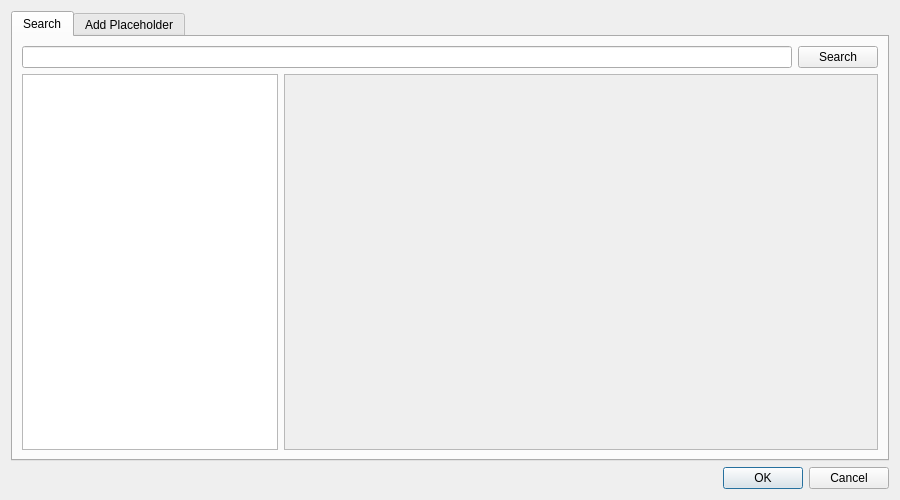
birkeh/qtMultimediaDB, file cmoviesearch.ui: the form before one commit.
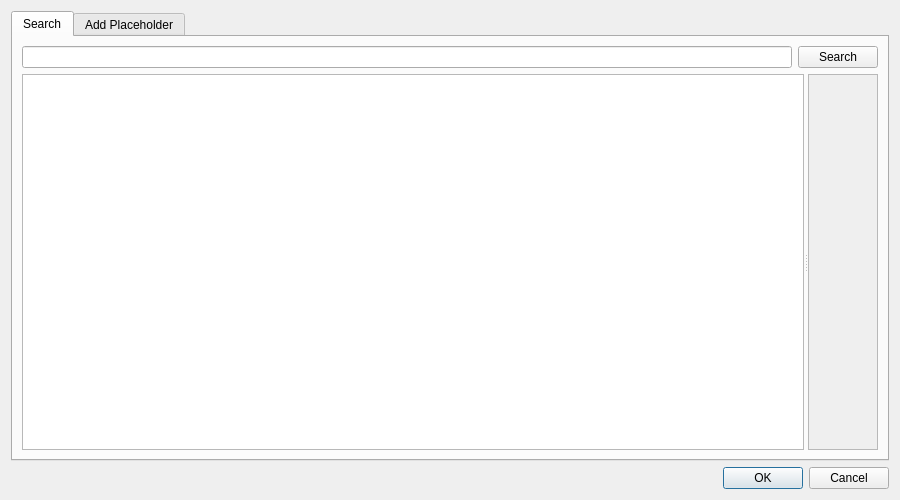
The form after the commit. Custom widgets are drawn as their Qt base class.

Patch:
```diff
--- a/cmoviesearch.ui
+++ b/cmoviesearch.ui
@@ -35,7 +35,7 @@
       </attribute>
       <layout class="QGridLayout" name="gridLayout">
        <item row="0" column="0">
-        <layout class="QVBoxLayout" name="verticalLayout">
+        <layout class="QVBoxLayout" name="verticalLayout" stretch="1,10">
          <item>
           <layout class="QHBoxLayout" name="horizontalLayout">
            <item>
@@ -51,8 +51,10 @@
           </layout>
          </item>
          <item>
-          <layout class="QHBoxLayout" name="horizontalLayout_2" stretch="0,2">
-           <item>
+          <widget class="QSplitter" name="m_lpSplitter">
+           <property name="orientation">
+            <enum>Qt::Horizontal</enum>
+           </property>
             <widget class="QTreeView" name="m_lpResults">
              <property name="editTriggers">
               <set>QAbstractItemView::NoEditTriggers</set>
@@ -64,8 +66,6 @@
               <enum>QAbstractItemView::SingleSelection</enum>
              </property>
             </widget>
-           </item>
-           <item>
             <widget class="QScrollArea" name="m_lpMovieDetailsScroller">
              <property name="widgetResizable">
               <bool>true</bool>
@@ -75,8 +75,8 @@
                <rect>
                 <x>0</x>
                 <y>0</y>
-                <width>590</width>
-                <height>372</height>
+               <width>87</width>
+               <height>363</height>
                </rect>
               </property>
               <layout class="QGridLayout" name="gridLayout_5">
@@ -86,8 +86,7 @@
               </layout>
              </widget>
             </widget>
-           </item>
-          </layout>
+          </widget>
          </item>
         </layout>
        </item>
```
Left out of the diff: 2 changed lines with no effect on the pictures. Lines whose indentation alone changed are shown as unchanged.
